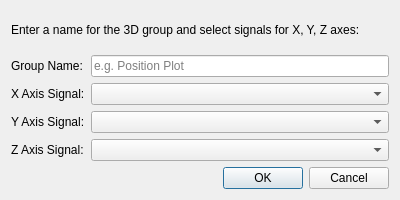
YevheniiKovryzhenko/KGroundControl, file src/create_3d_group_dialog.ui: the form before one commit.
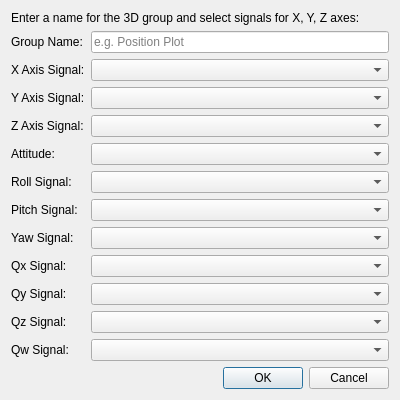
The form after the commit.

What changed in the file:
```diff
--- a/src/create_3d_group_dialog.ui
+++ b/src/create_3d_group_dialog.ui
@@ -70,6 +70,88 @@
      <item row="3" column="1">
       <widget class="QComboBox" name="cmbZSignal"/>
      </item>
+    <item row="4" column="0">
+     <widget class="QLabel" name="label_attitude">
+      <property name="text">
+       <string>Attitude:</string>
+      </property>
+     </widget>
+    </item>
+    <item row="4" column="1">
+     <widget class="QComboBox" name="cmbAttitude"/>
+    </item>
+    <!-- Euler selectors -->
+    <item row="5" column="0">
+     <widget class="QLabel" name="label_roll">
+      <property name="text">
+       <string>Roll Signal:</string>
+      </property>
+     </widget>
+    </item>
+    <item row="5" column="1">
+     <widget class="QComboBox" name="cmbRollSignal"/>
+    </item>
+    <item row="6" column="0">
+     <widget class="QLabel" name="label_pitch">
+      <property name="text">
+       <string>Pitch Signal:</string>
+      </property>
+     </widget>
+    </item>
+    <item row="6" column="1">
+     <widget class="QComboBox" name="cmbPitchSignal"/>
+    </item>
+    <item row="7" column="0">
+     <widget class="QLabel" name="label_yaw">
+      <property name="text">
+       <string>Yaw Signal:</string>
+      </property>
+     </widget>
+    </item>
+    <item row="7" column="1">
+     <widget class="QComboBox" name="cmbYawSignal"/>
+    </item>
+    <!-- Quaternion selectors -->
+    <item row="8" column="0">
+     <widget class="QLabel" name="label_qx">
+      <property name="text">
+       <string>Qx Signal:</string>
+      </property>
+     </widget>
+    </item>
+    <item row="8" column="1">
+     <widget class="QComboBox" name="cmbQxSignal"/>
+    </item>
+    <item row="9" column="0">
+     <widget class="QLabel" name="label_qy">
+      <property name="text">
+       <string>Qy Signal:</string>
+      </property>
+     </widget>
+    </item>
+    <item row="9" column="1">
+     <widget class="QComboBox" name="cmbQySignal"/>
+    </item>
+    <item row="10" column="0">
+     <widget class="QLabel" name="label_qz">
+      <property name="text">
+       <string>Qz Signal:</string>
+      </property>
+     </widget>
+    </item>
+    <item row="10" column="1">
+     <widget class="QComboBox" name="cmbQzSignal"/>
+    </item>
+    <item row="11" column="0">
+     <widget class="QLabel" name="label_qw">
+      <property name="text">
+       <string>Qw Signal:</string>
+      </property>
+     </widget>
+    </item>
+    <item row="11" column="1">
+     <widget class="QComboBox" name="cmbQwSignal"/>
+    </item>
     </layout>
    </item>
    <item>
```
